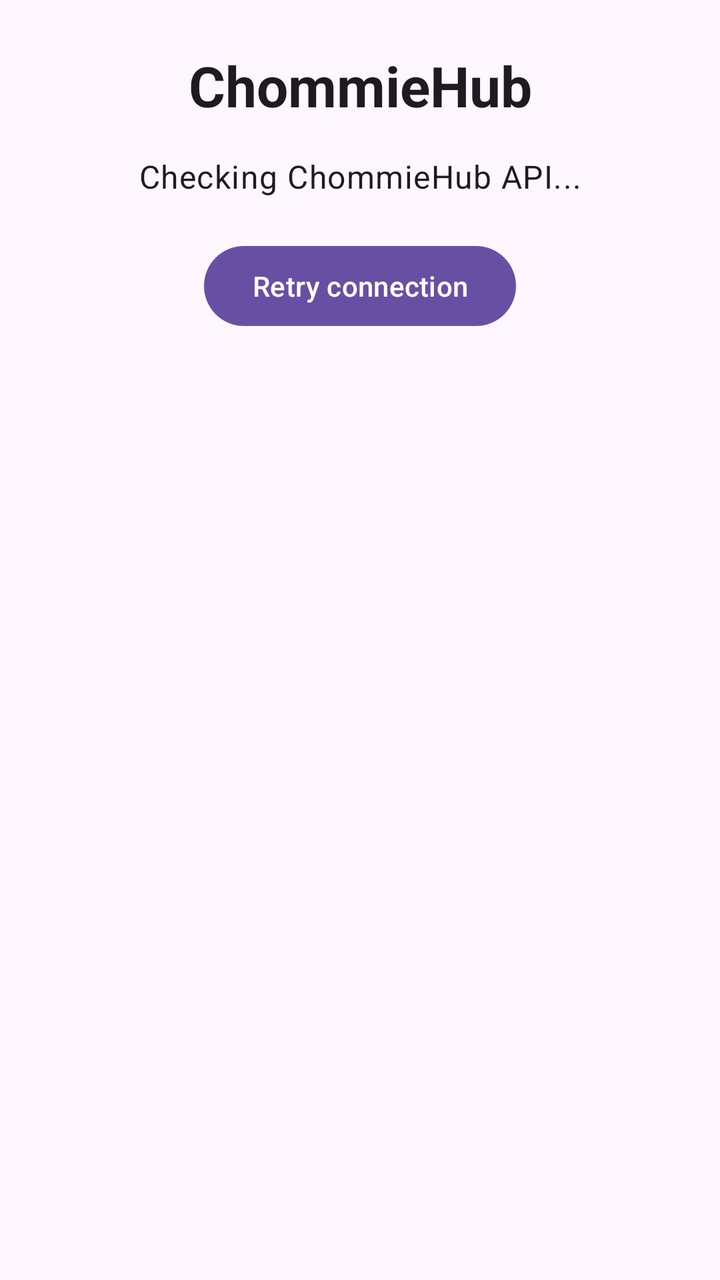
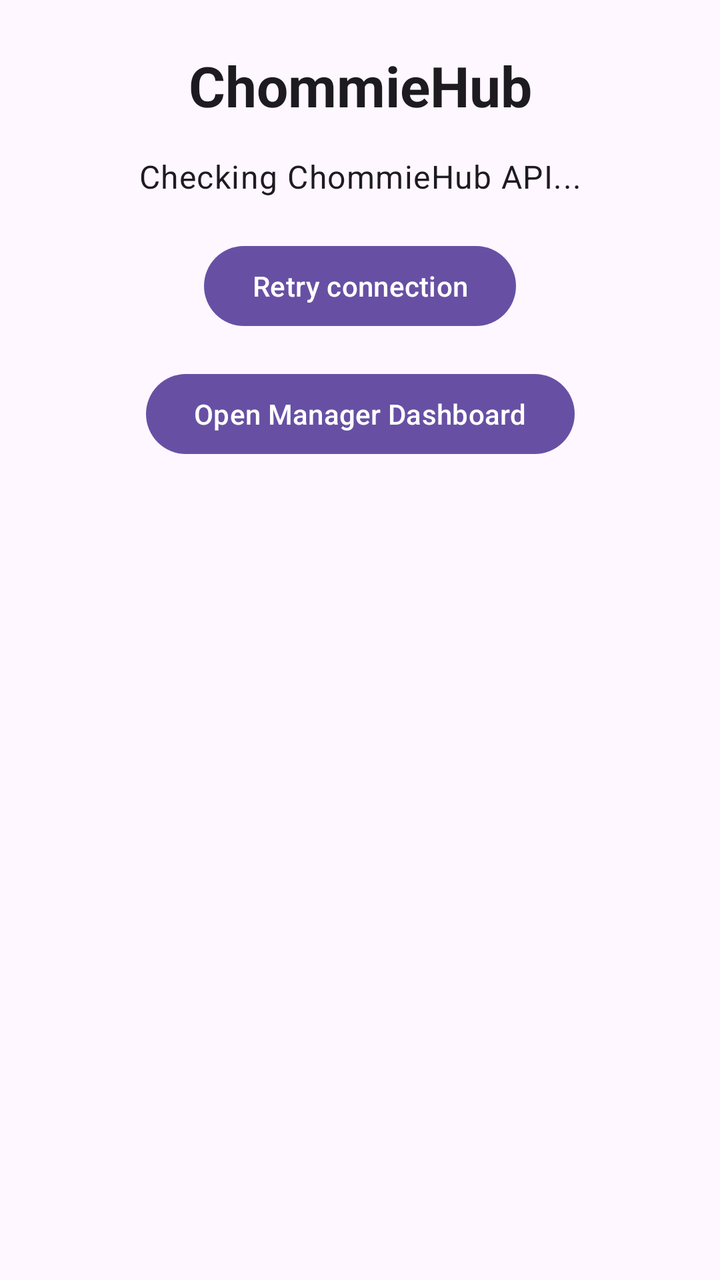

Compare the two renders of this Android layout. The source of the first and the diff that turns it into the second are given below.
<!-- AndroidManifest.xml: application theme Theme.ChommieHub -->
<!-- res/layout/activity_main.xml -->
<?xml version="1.0" encoding="utf-8"?>
<androidx.constraintlayout.widget.ConstraintLayout
    xmlns:android="http://schemas.android.com/apk/res/android"
    xmlns:app="http://schemas.android.com/apk/res-auto"
    xmlns:tools="http://schemas.android.com/tools"
    android:id="@+id/main"
    android:layout_width="match_parent"
    android:layout_height="match_parent"
    android:padding="24dp"
    tools:context=".MainActivity">

    <TextView
        android:id="@+id/tvTitle"
        android:layout_width="wrap_content"
        android:layout_height="wrap_content"
        android:text="ChommieHub"
        android:textAppearance="@style/TextAppearance.Material3.HeadlineMedium"
        android:textStyle="bold"
        app:layout_constraintBottom_toTopOf="@id/tvApiStatus"
        app:layout_constraintEnd_toEndOf="parent"
        app:layout_constraintStart_toStartOf="parent"
        app:layout_constraintTop_toTopOf="parent"
        app:layout_constraintVertical_chainStyle="packed" />

    <TextView
        android:id="@+id/tvApiStatus"
        android:layout_width="0dp"
        android:layout_height="wrap_content"
        android:layout_marginTop="16dp"
        android:gravity="center"
        android:text="Checking ChommieHub API..."
        android:textAppearance="@style/TextAppearance.Material3.BodyLarge"
        app:layout_constraintEnd_toEndOf="parent"
        app:layout_constraintStart_toStartOf="parent"
        app:layout_constraintTop_toBottomOf="@id/tvTitle" />

    <Button
        android:id="@+id/btnRetry"
        android:layout_width="wrap_content"
        android:layout_height="wrap_content"
        android:layout_marginTop="20dp"
        android:text="Retry connection"
        app:layout_constraintEnd_toEndOf="parent"
        app:layout_constraintStart_toStartOf="parent"
        app:layout_constraintTop_toBottomOf="@id/tvApiStatus" />

</androidx.constraintlayout.widget.ConstraintLayout>
<!-- resources referenced by this layout -->
<resources>
  <style name="Theme.ChommieHub" parent="Base.Theme.ChommieHub" />
  <style name="Base.Theme.ChommieHub" parent="Theme.Material3.DayNight.NoActionBar">
          
          
      </style>
</resources>

<!-- the commit's change to res/layout/activity_main.xml (unified diff, before → after) -->
@@ -44,4 +44,14 @@
         app:layout_constraintStart_toStartOf="parent"
         app:layout_constraintTop_toBottomOf="@id/tvApiStatus" />
 
+    <Button
+        android:id="@+id/btnOpenManager"
+        android:layout_width="wrap_content"
+        android:layout_height="wrap_content"
+        android:layout_marginTop="16dp"
+        android:text="Open Manager Dashboard"
+        app:layout_constraintEnd_toEndOf="parent"
+        app:layout_constraintStart_toStartOf="parent"
+        app:layout_constraintTop_toBottomOf="@id/btnRetry" />
+
 </androidx.constraintlayout.widget.ConstraintLayout>
